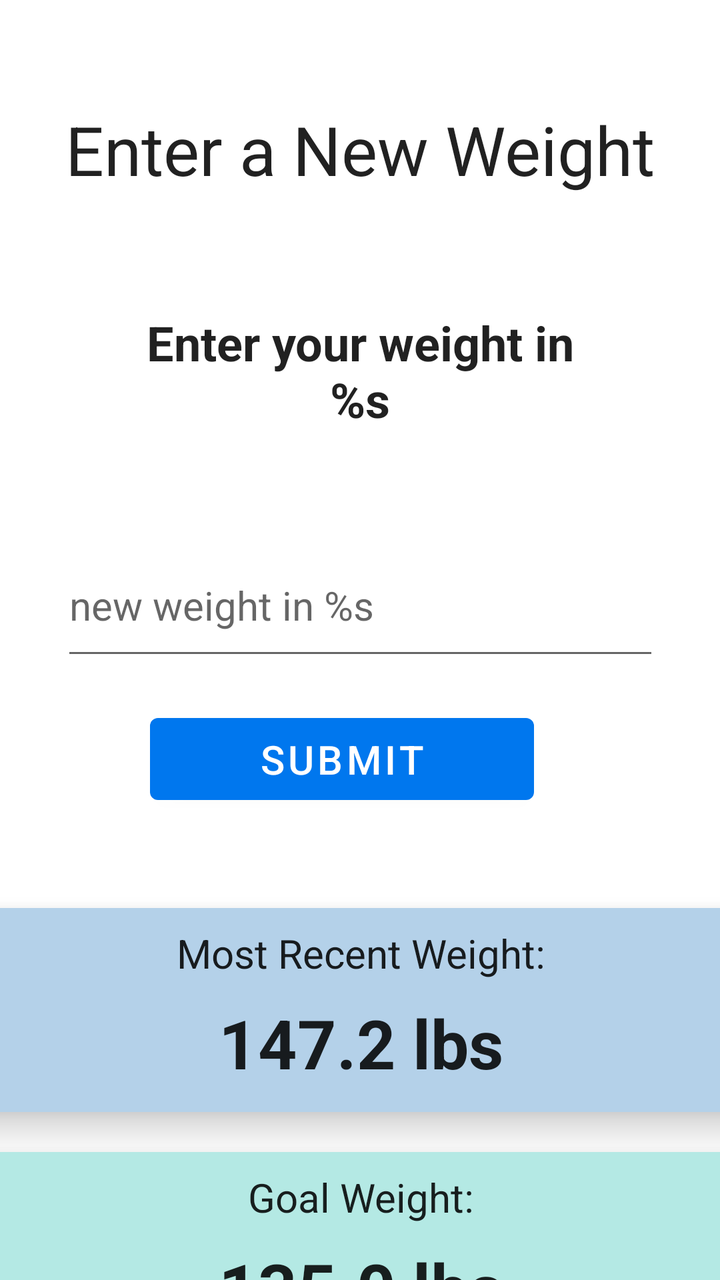
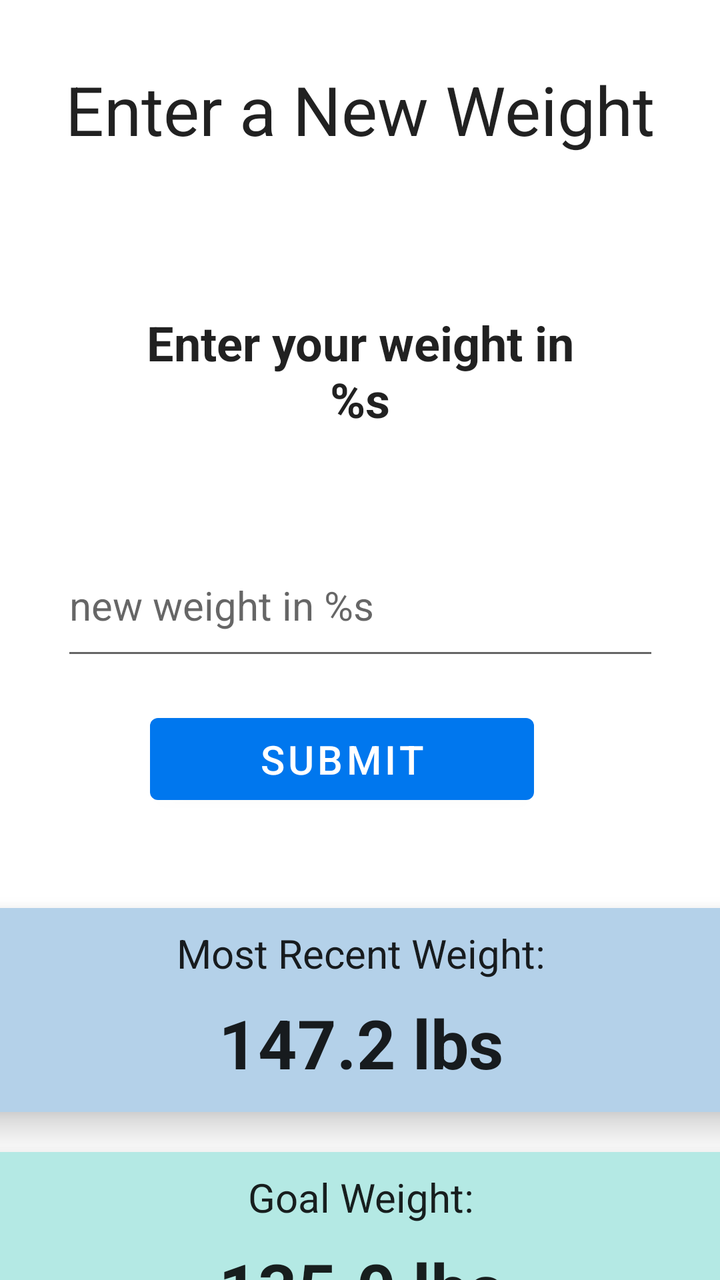

Before-and-after screenshots of an Android layout around one commit, followed by the original layout XML and the change that was made.
<!-- AndroidManifest.xml: application theme Theme.Turco_Michael_Weight_Tracking -->
<!-- res/layout/fragment_new_weight.xml -->
<?xml version="1.0" encoding="utf-8"?>
<androidx.constraintlayout.widget.ConstraintLayout xmlns:android="http://schemas.android.com/apk/res/android"
    xmlns:app="http://schemas.android.com/apk/res-auto"
    xmlns:tools="http://schemas.android.com/tools"
    android:layout_width="match_parent"
    android:layout_height="match_parent"
    tools:context=".ui.new_weight.NewWeightFragment">

    <TextView
        android:id="@+id/title_new_weight"
        android:layout_width="347dp"
        android:layout_height="45dp"
        android:layout_marginStart="32dp"
        android:layout_marginTop="52dp"
        android:layout_marginEnd="32dp"
        android:gravity="center"
        android:text="@string/enter_new_weight"
        android:textAppearance="@style/TextAppearance.AppCompat.Large"
        android:textSize="34sp"
        app:layout_constraintEnd_toEndOf="parent"
        app:layout_constraintStart_toStartOf="parent"
        app:layout_constraintTop_toTopOf="parent" />

    <TextView
        android:id="@+id/description_new_weight"
        android:layout_width="284dp"
        android:layout_height="83dp"
        android:layout_marginStart="32dp"
        android:layout_marginTop="144dp"
        android:layout_marginEnd="32dp"
        android:gravity="center"
        android:text="@string/new_weight_description"
        android:textAppearance="@style/TextAppearance.AppCompat.Large"
        android:textSize="24sp"
        android:textStyle="bold"
        app:layout_constraintEnd_toEndOf="parent"
        app:layout_constraintHorizontal_bias="0.492"
        app:layout_constraintStart_toStartOf="parent"
        app:layout_constraintTop_toTopOf="parent" />

    <EditText
        android:id="@+id/new_weight_field"
        android:layout_width="299dp"
        android:layout_height="68dp"
        android:layout_marginStart="56dp"
        android:layout_marginTop="40dp"
        android:layout_marginEnd="56dp"
        android:autofillHints="newWeight"
        android:ems="10"
        android:hint="@string/new_weight_hint"
        android:inputType="number|numberDecimal"
        android:textSize="20sp"
        app:layout_constraintEnd_toEndOf="parent"
        app:layout_constraintStart_toStartOf="parent"
        app:layout_constraintTop_toBottomOf="@+id/description_new_weight" />

    <Button
        android:id="@+id/new_weight_submit"
        android:layout_width="192dp"
        android:layout_height="53dp"
        android:layout_marginStart="151dp"
        android:layout_marginTop="18dp"
        android:layout_marginEnd="169dp"
        android:text="@string/new_weight_submit"
        android:textSize="20sp"
        app:layout_constraintEnd_toEndOf="parent"
        app:layout_constraintStart_toStartOf="parent"
        app:layout_constraintTop_toBottomOf="@+id/new_weight_field" />

    <ProgressBar
        android:id="@+id/loading"
        android:layout_width="wrap_content"
        android:layout_height="wrap_content"
        android:layout_gravity="center"
        android:layout_marginStart="32dp"
        android:layout_marginTop="64dp"
        android:layout_marginEnd="32dp"
        android:layout_marginBottom="64dp"
        android:visibility="gone"
        app:layout_constraintBottom_toBottomOf="parent"
        app:layout_constraintEnd_toEndOf="@+id/new_weight_field"
        app:layout_constraintStart_toStartOf="@+id/description_new_weight"
        app:layout_constraintTop_toTopOf="parent"
        app:layout_constraintVertical_bias="0.3" />

    <androidx.cardview.widget.CardView
        android:id="@+id/card_most_recent_weight"
        android:layout_width="407dp"
        android:layout_height="102dp"
        android:layout_marginStart="2dp"
        android:layout_marginTop="48dp"
        android:layout_marginEnd="2dp"
        app:cardBackgroundColor="@color/blue_light"
        app:cardCornerRadius="10dp"
        app:cardElevation="10dp"
        app:layout_constraintEnd_toEndOf="parent"
        app:layout_constraintStart_toStartOf="parent"
        app:layout_constraintTop_toBottomOf="@+id/new_weight_submit">

        <androidx.constraintlayout.widget.ConstraintLayout
            android:layout_width="match_parent"
            android:layout_height="match_parent">

            <TextView
                android:id="@+id/title_most_recent_weight"
                android:layout_width="match_parent"
                android:layout_height="45dp"
                android:gravity="center"
                android:text="@string/home_most_recent_weight"
                android:textAppearance="@style/TextAppearance.AppCompat.Large"
                android:textSize="20sp"
                app:layout_constraintEnd_toEndOf="parent"
                app:layout_constraintStart_toStartOf="parent"
                app:layout_constraintTop_toTopOf="parent" />

            <TextView
                android:id="@+id/most_recent_weight"
                android:layout_width="267dp"
                android:layout_height="48dp"
                android:layout_marginBottom="12dp"
                android:gravity="bottom|center"
                android:text="147.2 lbs"
                android:textAppearance="@style/TextAppearance.AppCompat.Large"
                android:textSize="34sp"
                android:textStyle="bold"
                app:layout_constraintBottom_toBottomOf="parent"
                app:layout_constraintEnd_toEndOf="parent"
                app:layout_constraintStart_toStartOf="parent" />

        </androidx.constraintlayout.widget.ConstraintLayout>

    </androidx.cardview.widget.CardView>

    <androidx.cardview.widget.CardView
        android:id="@+id/card_goal_weight"
        android:layout_width="407dp"
        android:layout_height="102dp"
        android:layout_marginStart="2dp"
        android:layout_marginTop="20dp"
        android:layout_marginEnd="2dp"
        app:cardBackgroundColor="@color/teal_light"
        app:cardCornerRadius="10dp"
        app:cardElevation="10dp"
        app:layout_constraintEnd_toEndOf="parent"
        app:layout_constraintStart_toStartOf="parent"
        app:layout_constraintTop_toBottomOf="@+id/card_most_recent_weight">

        <androidx.constraintlayout.widget.ConstraintLayout
            android:layout_width="match_parent"
            android:layout_height="match_parent">

            <TextView
                android:id="@+id/title_goal_weight"
                android:layout_width="match_parent"
                android:layout_height="45dp"
                android:gravity="center"
                android:text="@string/home_goal_weight"
                android:textAppearance="@style/TextAppearance.AppCompat.Large"
                android:textSize="20sp"
                app:layout_constraintEnd_toEndOf="parent"
                app:layout_constraintStart_toStartOf="parent"
                app:layout_constraintTop_toTopOf="parent" />

            <TextView
                android:id="@+id/goal_weight"
                android:layout_width="267dp"
                android:layout_height="48dp"
                android:layout_marginBottom="12dp"
                android:gravity="bottom|center"
                android:text="135.0 lbs"
                android:textAppearance="@style/TextAppearance.AppCompat.Large"
                android:textSize="34sp"
                android:textStyle="bold"
                app:layout_constraintBottom_toBottomOf="parent"
                app:layout_constraintEnd_toEndOf="parent"
                app:layout_constraintStart_toStartOf="parent" />

        </androidx.constraintlayout.widget.ConstraintLayout>

    </androidx.cardview.widget.CardView>
</androidx.constraintlayout.widget.ConstraintLayout>
<!-- resources referenced by this layout -->
<resources>
  <color name="blue_light">#B4D1E9</color>
  <color name="teal_light">#B4E9E4</color>
  <string name="enter_new_weight">Enter a New Weight</string>
  <string name="home_goal_weight">Goal Weight:</string>
  <string name="home_most_recent_weight">Most Recent Weight:</string>
  <string name="new_weight_description">Enter your weight in\n%s</string>
  <string name="new_weight_hint">new weight in %s</string>
  <string name="new_weight_submit">Submit</string>
  <style name="Theme.Turco_Michael_Weight_Tracking" parent="Theme.MaterialComponents.Light.DarkActionBar">
          
          <item name="colorPrimary">@color/blue_500</item>
          <item name="colorPrimaryVariant">@color/blue_700</item>
          <item name="colorOnPrimary">@color/white</item>
          
          <item name="colorSecondary">@color/teal_200</item>
          <item name="colorSecondaryVariant">@color/teal_700</item>
          <item name="colorOnSecondary">@color/black</item>
          
          <item name="android:statusBarColor">?attr/colorPrimaryVariant</item>
          
      </style>
  <color name="blue_500">#0077EE</color>
  <color name="blue_700">#0042B3</color>
  <color name="white">#FFFFFFFF</color>
  <color name="teal_200">#FF03DAC5</color>
  <color name="teal_700">#FF018786</color>
  <color name="black">#FF000000</color>
</resources>

<!-- the commit's change to res/layout/fragment_new_weight.xml (unified diff, before → after) -->
@@ -11,7 +11,7 @@
         android:layout_width="347dp"
         android:layout_height="45dp"
         android:layout_marginStart="32dp"
-        android:layout_marginTop="52dp"
+        android:layout_marginTop="32dp"
         android:layout_marginEnd="32dp"
         android:gravity="center"
         android:text="@string/enter_new_weight"
